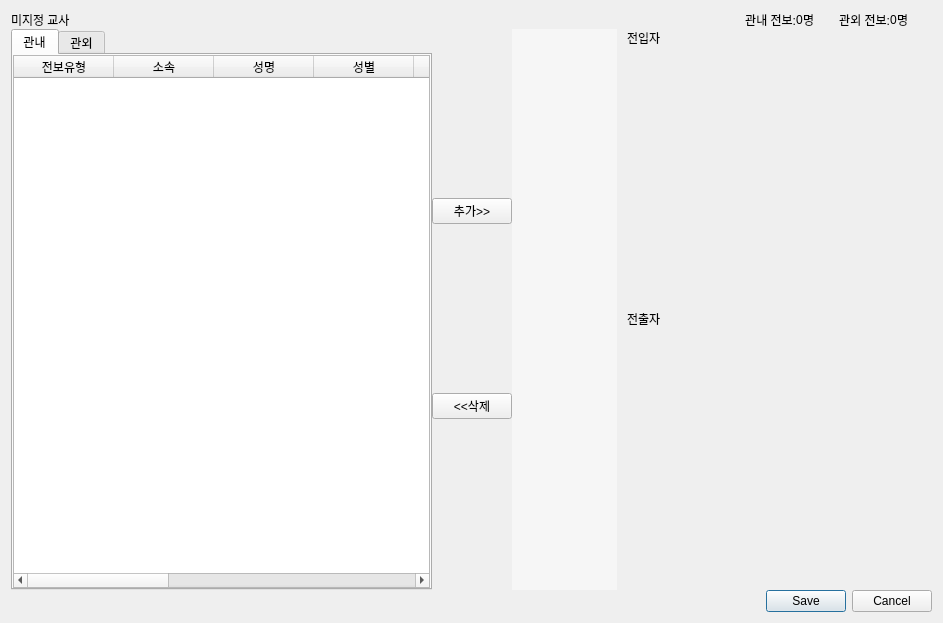
First picture: the form in tableWidget.ui, repository sjhan2781/py-transfer-tool, before the edit.
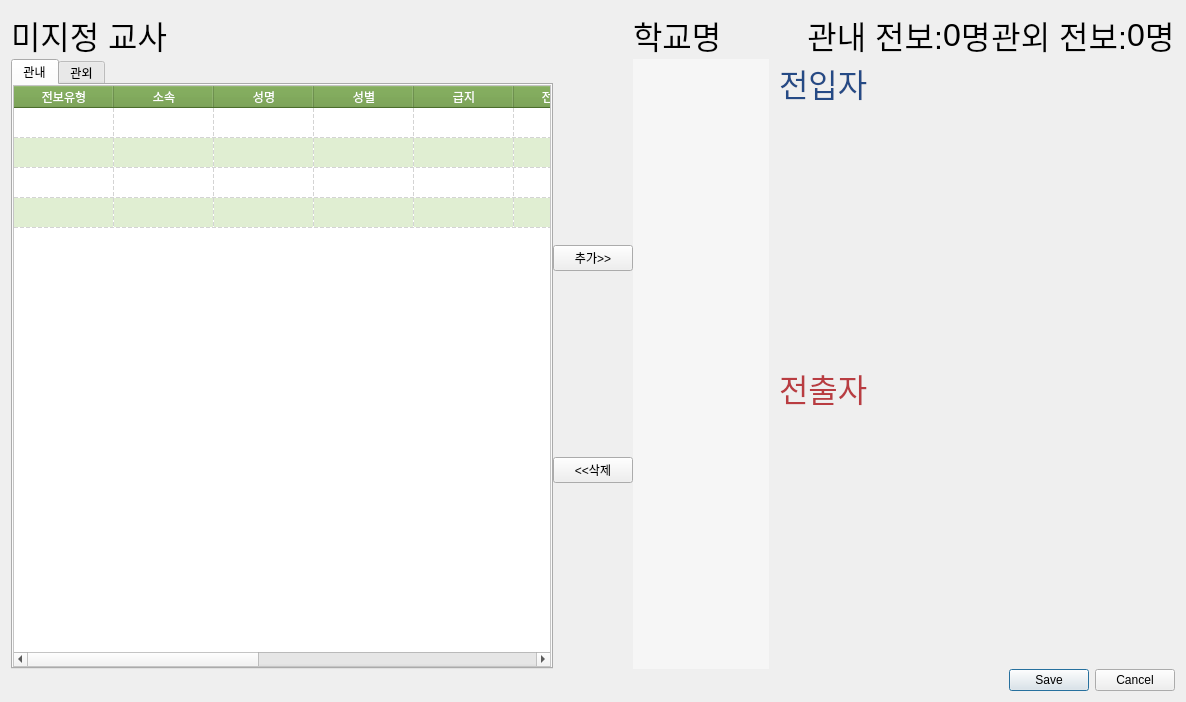
Second picture: the form after the edit. The open tabs and pages were chosen to show the change.

Diff of the .ui file:
```diff
--- a/tableWidget.ui
+++ b/tableWidget.ui
@@ -6,8 +6,8 @@
    <rect>
     <x>0</x>
     <y>0</y>
-    <width>943</width>
-    <height>623</height>
+    <width>1186</width>
+    <height>702</height>
    </rect>
   </property>
   <property name="mouseTracking">
@@ -25,15 +25,37 @@
    </property>
    <item row="0" column="0">
     <widget class="QLabel" name="label">
+     <property name="font">
+      <font>
+       <pointsize>24</pointsize>
+      </font>
+     </property>
      <property name="text">
       <string>미지정 교사</string>
      </property>
     </widget>
    </item>
    <item row="0" column="2">
-    <layout class="QHBoxLayout" name="horizontalLayout_2" stretch="8,0,1,0,0,1">
+    <layout class="QHBoxLayout" name="horizontalLayout_2" stretch="0,8,0,1,0,0,1">
+     <item>
+      <widget class="QLabel" name="label_school_name">
+       <property name="font">
+        <font>
+         <pointsize>24</pointsize>
+        </font>
+       </property>
+       <property name="text">
+        <string>학교명</string>
+       </property>
+      </widget>
+     </item>
      <item>
       <widget class="QLabel" name="label_4">
+       <property name="font">
+        <font>
+         <pointsize>24</pointsize>
+        </font>
+       </property>
        <property name="text">
         <string>관내 전보:</string>
        </property>
@@ -44,6 +66,11 @@
      </item>
      <item>
       <widget class="QLabel" name="label_inside">
+       <property name="font">
+        <font>
+         <pointsize>24</pointsize>
+        </font>
+       </property>
        <property name="text">
         <string>0</string>
        </property>
@@ -54,6 +81,11 @@
      </item>
      <item>
       <widget class="QLabel" name="label_6">
+       <property name="font">
+        <font>
+         <pointsize>24</pointsize>
+        </font>
+       </property>
        <property name="text">
         <string>명</string>
        </property>
@@ -61,6 +93,11 @@
      </item>
      <item>
       <widget class="QLabel" name="label_2">
+       <property name="font">
+        <font>
+         <pointsize>24</pointsize>
+        </font>
+       </property>
        <property name="text">
         <string>관외 전보:</string>
        </property>
@@ -71,6 +108,11 @@
      </item>
      <item>
       <widget class="QLabel" name="label_outside">
+       <property name="font">
+        <font>
+         <pointsize>24</pointsize>
+        </font>
+       </property>
        <property name="text">
         <string>0</string>
        </property>
@@ -78,6 +120,11 @@
      </item>
      <item>
       <widget class="QLabel" name="label_5">
+       <property name="font">
+        <font>
+         <pointsize>24</pointsize>
+        </font>
+       </property>
        <property name="text">
         <string>명</string>
        </property>
@@ -87,6 +134,9 @@
    </item>
    <item row="1" column="0">
     <widget class="QTabWidget" name="unspecified_tabWidget">
+     <property name="styleSheet">
+      <string notr="true"/>
+     </property>
      <property name="currentIndex">
       <number>0</number>
      </property>
@@ -115,6 +165,28 @@
          <property name="focusPolicy">
           <enum>Qt::StrongFocus</enum>
          </property>
+         <property name="autoFillBackground">
+          <bool>true</bool>
+         </property>
+         <property name="styleSheet">
+          <string notr="true">QHeaderView::section{
+	background-color	: rgb(106, 154, 62);
+	color: white;
+}
+
+QTableWidget{
+	background:rgb(255, 255, 255);
+	alternate-background-color:rgb(224, 238, 210);
+	selection-background-color:transparent;
+	show-decoration-selected:10;
+}
+
+QTableWidget::item:selected {
+	background-color: rgb(37, 114, 71);
+	color: white;
+	border: 2px solid rgb(37, 114, 71);
+}</string>
+         </property>
          <property name="sizeAdjustPolicy">
           <enum>QAbstractScrollArea::AdjustIgnored</enum>
          </property>
@@ -145,12 +217,24 @@
          <property name="wordWrap">
           <bool>true</bool>
          </property>
+         <property name="cornerButtonEnabled">
+          <bool>false</bool>
+         </property>
+         <property name="rowCount">
+          <number>4</number>
+         </property>
          <property name="columnCount">
           <number>11</number>
          </property>
          <attribute name="horizontalHeaderCascadingSectionResizes">
           <bool>true</bool>
          </attribute>
+         <attribute name="horizontalHeaderHighlightSections">
+          <bool>false</bool>
+         </attribute>
+         <attribute name="horizontalHeaderShowSortIndicator" stdset="0">
+          <bool>true</bool>
+         </attribute>
          <attribute name="horizontalHeaderStretchLastSection">
           <bool>false</bool>
          </attribute>
@@ -160,6 +244,10 @@
          <attribute name="verticalHeaderHighlightSections">
           <bool>false</bool>
          </attribute>
+         <row/>
+         <row/>
+         <row/>
+         <row/>
          <column>
           <property name="text">
            <string>전보유형</string>
@@ -462,6 +550,16 @@
        </property>
        <item>
         <widget class="QLabel" name="label_3">
+         <property name="font">
+          <font>
+           <pointsize>24</pointsize>
+          </font>
+         </property>
+         <property name="styleSheet">
+          <string notr="true">QLabel{
+	color: rgb(37, 74, 133);
+}</string>
+         </property>
          <property name="text">
           <string>전입자</string>
          </property>
@@ -479,6 +577,16 @@
        </item>
        <item>
         <widget class="QLabel" name="label_7">
+         <property name="font">
+          <font>
+           <pointsize>24</pointsize>
+          </font>
+         </property>
+         <property name="styleSheet">
+          <string notr="true">QLabel{
+	color: rgb(185, 60, 65)
+}</string>
+         </property>
          <property name="text">
           <string>전출자</string>
          </property>
```
Left out of the diff: 67 changed lines with no effect on the pictures.
